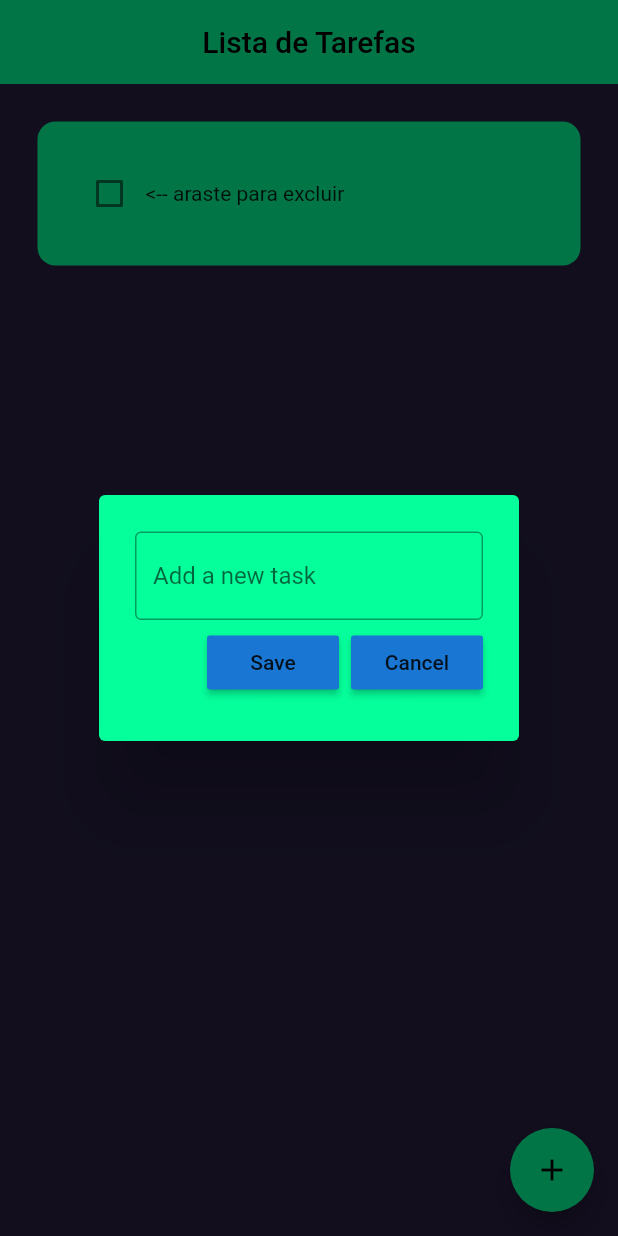
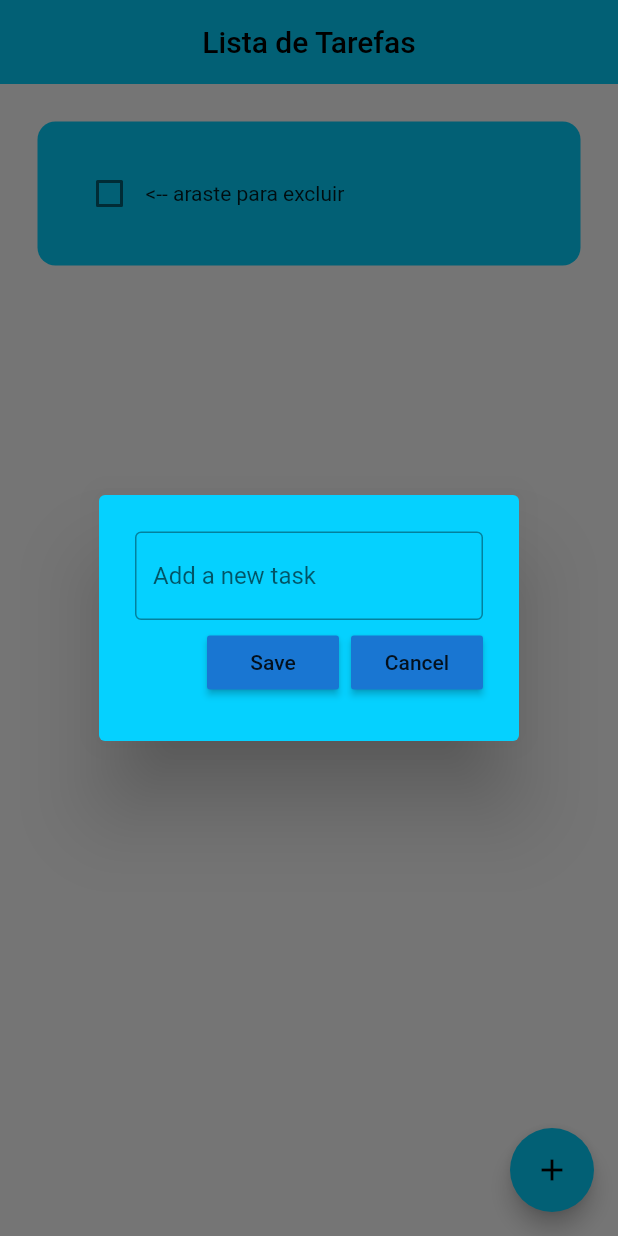
Before and after one commit to AdrianoRAV/todolist_app, a Flutter app: the screen it shows after launch, after a tap on the "add" icon, on a phone screen of 412 x 824 dp. Run offline on Flutter 3.47's test engine with Material 2 defaults, Android fonts, the phone set to English and light mode, and no system bars; drawn by our look-alikes of flutter_slidable; our stand-ins replace hive_flutter; accounts and stored records are empty.

Commit message:
end modification

```diff
--- a/lib/src/dialog_box.dart
+++ b/lib/src/dialog_box.dart
@@ -17,7 +17,10 @@ class DialogBox extends StatelessWidget {
   @override
   Widget build(BuildContext context) {
     return AlertDialog(
-      backgroundColor: Color.fromRGBO(5, 255, 155, 1),
+      //backgroundColor: Colors.white,
+      backgroundColor: Color.fromRGBO(5, 209, 255, 1),
+
+      // backgroundColor: Color.fromRGBO(5, 255, 155, 1),
       content: Container(
         height: 120,
         child: Column(
--- a/lib/src/home.dart
+++ b/lib/src/home.dart
@@ -68,12 +68,13 @@ class _screenState extends State<screen> {
   Widget build(BuildContext context) {
     return Scaffold(
       //  backgroundColor: Color.fromRGBO(255, 254, 255, 1),
-      backgroundColor: Color.fromRGBO(40, 30, 65, 1),
+      //backgroundColor: Color.fromRGBO(40, 30, 65, 1),
+      backgroundColor: Colors.white,
 
       appBar: AppBar(
         // backgroundColor: Color.fromRGBO(0, 197, 205, 1),
-        backgroundColor: Color.fromRGBO(5, 255, 155, 1),
-
+        // backgroundColor: Color.fromRGBO(5, 255, 155, 1),
+        backgroundColor: Color.fromRGBO(5, 209, 255, 1),
         title: Center(
             child: Text(
           'Lista de Tarefas',
@@ -84,7 +85,9 @@ class _screenState extends State<screen> {
       floatingActionButton: FloatingActionButton(
         onPressed: createNewTask,
         child: Icon(Icons.add),
-        backgroundColor: Color.fromRGBO(5, 255, 155, 1),
+        //  backgroundColor: Color.fromRGBO(5, 255, 155, 1),
+        backgroundColor: Color.fromRGBO(5, 209, 255, 1),
+
         foregroundColor: Colors.black, //<-- SEE HERE
       ),
       body: ListView.builder(
@@ -98,20 +101,6 @@ class _screenState extends State<screen> {
           );
         },
       ),
-      /*   body: Center(
-        child: Padding(
-          padding: const EdgeInsets.symmetric(horizontal: 16),
-          child: TextField(
-            decoration: InputDecoration(
-              labelText: 'E-mail',
-              hintText: 'exemple@exemple.com',
-              //border: InputBorder.none;
-              errorText: null,
-            ),
-            //obscureText: false,
-          ),
-        ),
-      ),*/
     );
   }
 }
--- a/lib/src/to_do_list.dart
+++ b/lib/src/to_do_list.dart
@@ -40,7 +40,8 @@ class ToDoList extends StatelessWidget {
           padding: EdgeInsets.all(24),
           decoration: BoxDecoration(
             //color: Color.fromRGBO(1, 255, 255, 1),
-            color: Color.fromRGBO(5, 255, 155, 1),
+            //color: Color.fromRGBO(5, 255, 155, 1),
+            color: Color.fromRGBO(5, 209, 255, 1),
 
             borderRadius: BorderRadius.circular(12),
           ),
```
